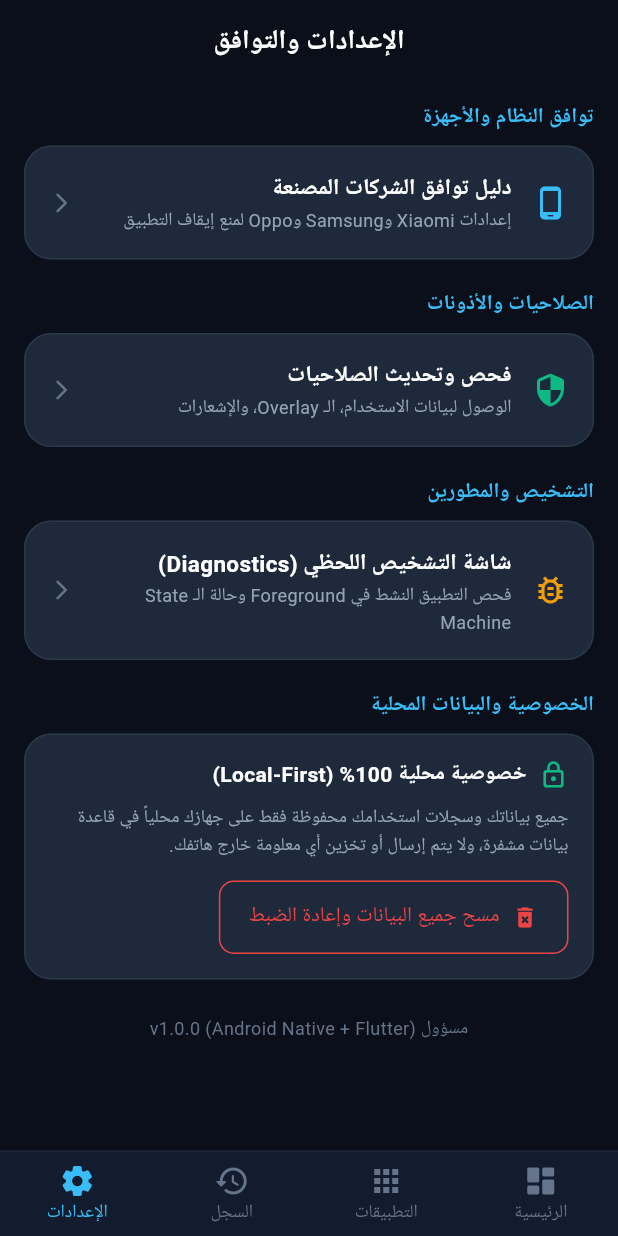
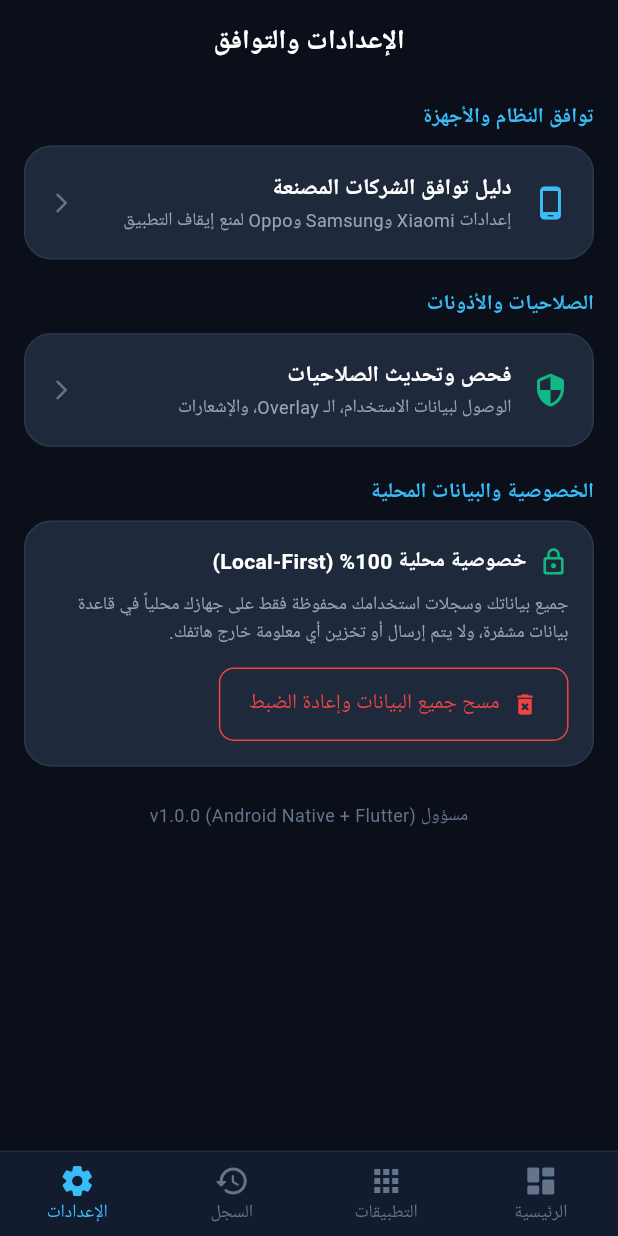
Before and after one commit to MahmoudSolimanf74/Mas7ool, a Flutter app: the screen it shows after launch, item 4 of the bottom bar chosen, on a phone screen of 412 x 824 dp. Run offline on Flutter 3.47's test engine with Material 3 defaults, Android fonts, the phone set to English and light mode, and no system bars; our stand-ins replace drift, flutter_local_notifications, flutter_riverpod, go_router, logger; accounts and stored records are empty; generated files the repository leaves out were written again.

Commit message:
ui updates

```diff
--- a/lib/features/onboarding/presentation/screens/permission_setup_screen.dart
+++ b/lib/features/onboarding/presentation/screens/permission_setup_screen.dart
@@ -197,7 +197,11 @@ class _PermissionSetupScreenState extends ConsumerState<PermissionSetupScreen>
                               final stateMachine = ref.read(monitoringStateMachineProvider);
                               await stateMachine.startMonitoring();
                               if (context.mounted) {
-                                context.go('/dashboard');
+                                if (context.canPop()) {
+                                  context.pop();
+                                } else {
+                                  context.go('/');
+                                }
                               }
                             }
                           : null,
--- a/lib/features/settings/presentation/screens/settings_screen.dart
+++ b/lib/features/settings/presentation/screens/settings_screen.dart
@@ -109,51 +109,7 @@ class SettingsScreen extends ConsumerWidget {
 
           const SizedBox(height: 20),
 
-          // Section 3: Diagnostic & Debugging
-          const Text(
-            'التشخيص والمطورين',
-            style: TextStyle(
-              fontSize: 14,
-              fontWeight: FontWeight.bold,
-              color: Color(0xFF38BDF8),
-            ),
-          ),
-          const SizedBox(height: 8),
-
-          Mas7oolCard(
-            onTap: () => context.push('/diagnostics'),
-            child: const Row(
-              children: [
-                Icon(Icons.bug_report_outlined, color: Color(0xFFF59E0B)),
-                SizedBox(width: 14),
-                Expanded(
-                  child: Column(
-                    crossAxisAlignment: CrossAxisAlignment.start,
-                    children: [
-                      Text(
-                        'شاشة التشخيص اللحظي (Diagnostics)',
-                        style: TextStyle(
-                          fontSize: 15,
-                          fontWeight: FontWeight.bold,
-                          color: Colors.white,
-                        ),
-                      ),
-                      SizedBox(height: 2),
-                      Text(
-                        'فحص التطبيق النشط في Foreground وحالة الـ State Machine',
-                        style: TextStyle(fontSize: 12, color: Color(0xFF94A3B8)),
-                      ),
-                    ],
-                  ),
-                ),
-                Icon(Icons.arrow_back_ios_new_rounded, size: 16, color: Color(0xFF64748B)),
-              ],
-            ),
-          ),
-
-          const SizedBox(height: 20),
-
-          // Section 4: Privacy & Data
+          // Section 3: Privacy & Data
           const Text(
             'الخصوصية والبيانات المحلية',
             style: TextStyle(
--- a/lib/shared/widgets/rtl_scaffold.dart
+++ b/lib/shared/widgets/rtl_scaffold.dart
@@ -4,6 +4,7 @@ class RtlScaffold extends StatelessWidget {
   final PreferredSizeWidget? appBar;
   final Widget body;
   final Widget? floatingActionButton;
+  final FloatingActionButtonLocation? floatingActionButtonLocation;
   final Widget? bottomNavigationBar;
   final Color? backgroundColor;
 
@@ -12,6 +13,7 @@ class RtlScaffold extends StatelessWidget {
     this.appBar,
     required this.body,
     this.floatingActionButton,
+    this.floatingActionButtonLocation,
     this.bottomNavigationBar,
     this.backgroundColor,
   });
@@ -25,6 +27,7 @@ class RtlScaffold extends StatelessWidget {
         appBar: appBar,
         body: body,
         floatingActionButton: floatingActionButton,
+        floatingActionButtonLocation: floatingActionButtonLocation,
         bottomNavigationBar: bottomNavigationBar,
       ),
     );
```
Also changed, not shown: lib/features/dashboard/presentation/screens/dashboard_screen.dart (+2 -28 lines), lib/features/monitored_apps/presentation/screens/monitored_apps_screen.dart (+12 -14 lines), 1 other file.
